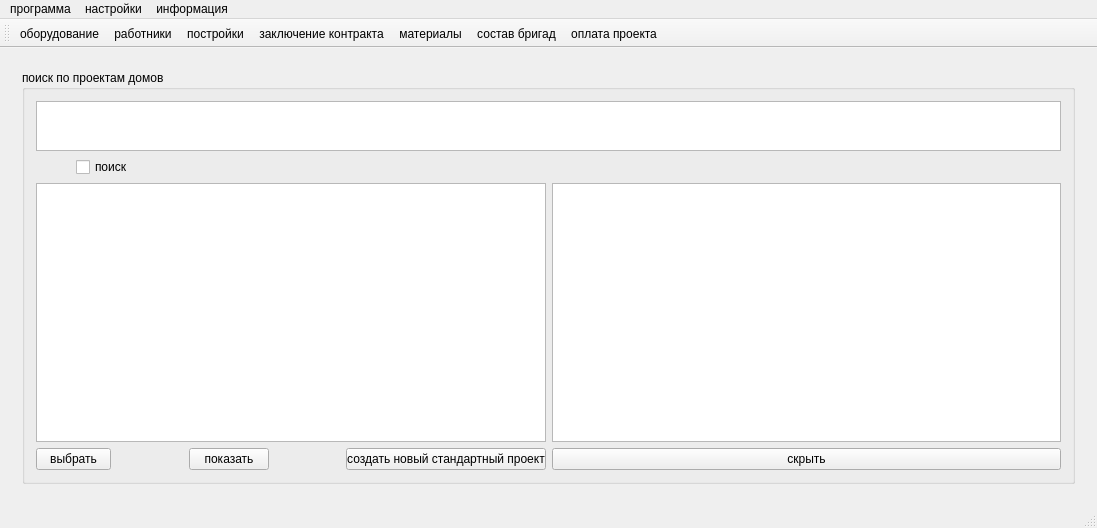
Before: the Qt Designer form mainwindow.ui in Pchelovec/course_progect, drawn with Qt 5.
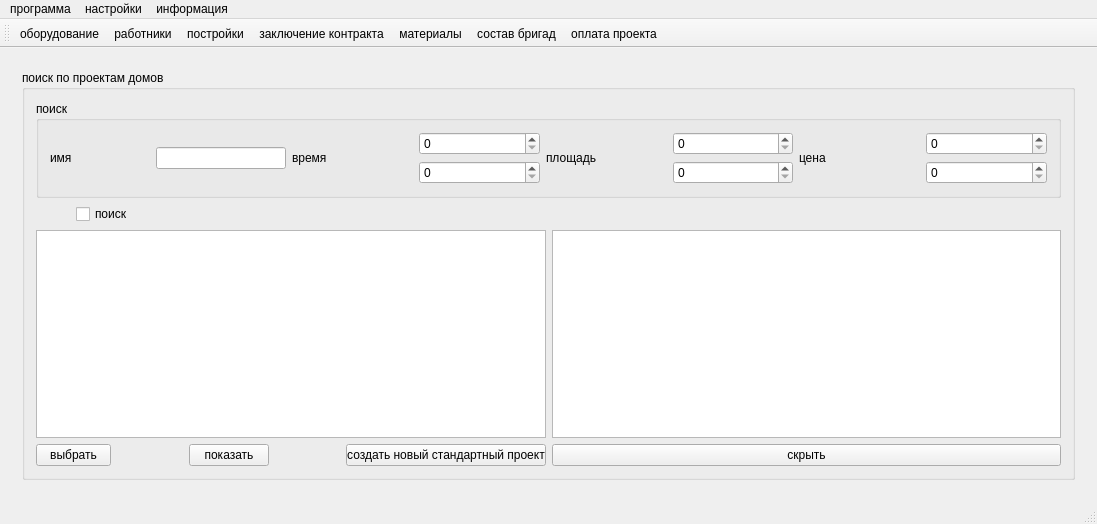
After: the same form once the commit is applied. The open tabs and pages were chosen to show the change. Icons and pictures are not drawn.

Patch:
```diff
--- a/mainwindow.ui
+++ b/mainwindow.ui
@@ -6,8 +6,8 @@
    <rect>
     <x>0</x>
     <y>0</y>
-    <width>628</width>
-    <height>528</height>
+    <width>941</width>
+    <height>522</height>
    </rect>
   </property>
   <property name="windowTitle">
@@ -627,15 +627,88 @@
           <property name="title">
            <string>поиск по проектам домов</string>
           </property>
-          <layout class="QGridLayout" name="gridLayout_42">
+          <layout class="QGridLayout" name="gridLayout_45">
            <item row="0" column="0" colspan="2">
-            <widget class="QTableWidget" name="tableWidget_house_poisk">
-             <property name="maximumSize">
-              <size>
-               <width>16777215</width>
-               <height>50</height>
-              </size>
+            <widget class="QGroupBox" name="sh_house_GB">
+             <property name="title">
+              <string>поиск</string>
              </property>
+             <layout class="QGridLayout" name="gridLayout_44">
+              <item row="0" column="0">
+               <widget class="QLabel" name="label_45">
+                <property name="maximumSize">
+                 <size>
+                  <width>100</width>
+                  <height>16777215</height>
+                 </size>
+                </property>
+                <property name="text">
+                 <string>имя</string>
+                </property>
+               </widget>
+              </item>
+              <item row="0" column="1">
+               <widget class="QLineEdit" name="sh_building_name">
+                <property name="maximumSize">
+                 <size>
+                  <width>130</width>
+                  <height>16777215</height>
+                 </size>
+                </property>
+               </widget>
+              </item>
+              <item row="0" column="2">
+               <layout class="QGridLayout" name="gridLayout_43">
+                <item row="0" column="0" rowspan="2">
+                 <widget class="QLabel" name="label_46">
+                  <property name="text">
+                   <string>время</string>
+                  </property>
+                 </widget>
+                </item>
+                <item row="0" column="1">
+                 <widget class="QSpinBox" name="sh_building_time_min"/>
+                </item>
+                <item row="1" column="1">
+                 <widget class="QSpinBox" name="sh_building_time_max"/>
+                </item>
+               </layout>
+              </item>
+              <item row="0" column="3">
+               <layout class="QGridLayout" name="gridLayout_42">
+                <item row="0" column="0" rowspan="2">
+                 <widget class="QLabel" name="label_47">
+                  <property name="text">
+                   <string>площадь</string>
+                  </property>
+                 </widget>
+                </item>
+                <item row="0" column="1">
+                 <widget class="QSpinBox" name="sh_building_metter_min"/>
+                </item>
+                <item row="1" column="1">
+                 <widget class="QSpinBox" name="sh_building_metter_max"/>
+                </item>
+               </layout>
+              </item>
+              <item row="0" column="4">
+               <layout class="QGridLayout" name="gridLayout_41">
+                <item row="0" column="0" rowspan="2">
+                 <widget class="QLabel" name="label_48">
+                  <property name="text">
+                   <string>цена</string>
+                  </property>
+                 </widget>
+                </item>
+                <item row="0" column="1">
+                 <widget class="QSpinBox" name="sh_building_price_min"/>
+                </item>
+                <item row="1" column="1">
+                 <widget class="QSpinBox" name="sh_building_price_max"/>
+                </item>
+               </layout>
+              </item>
+             </layout>
             </widget>
            </item>
            <item row="1" column="0">
```
Left out of the diff: 149 changed lines with no effect on the pictures.
